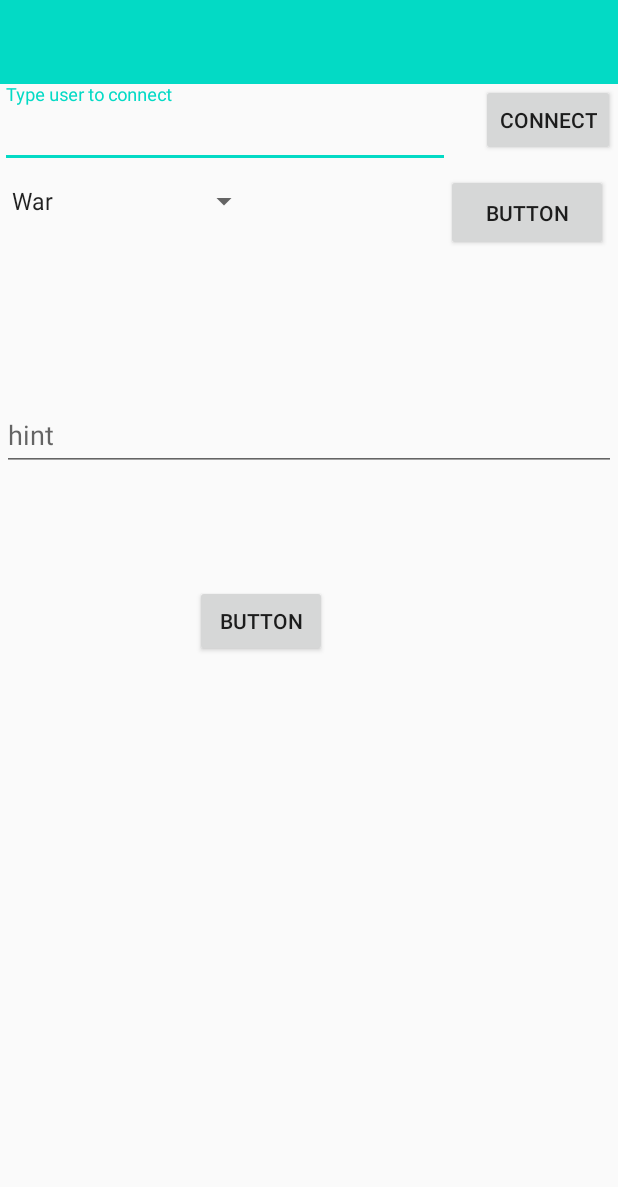
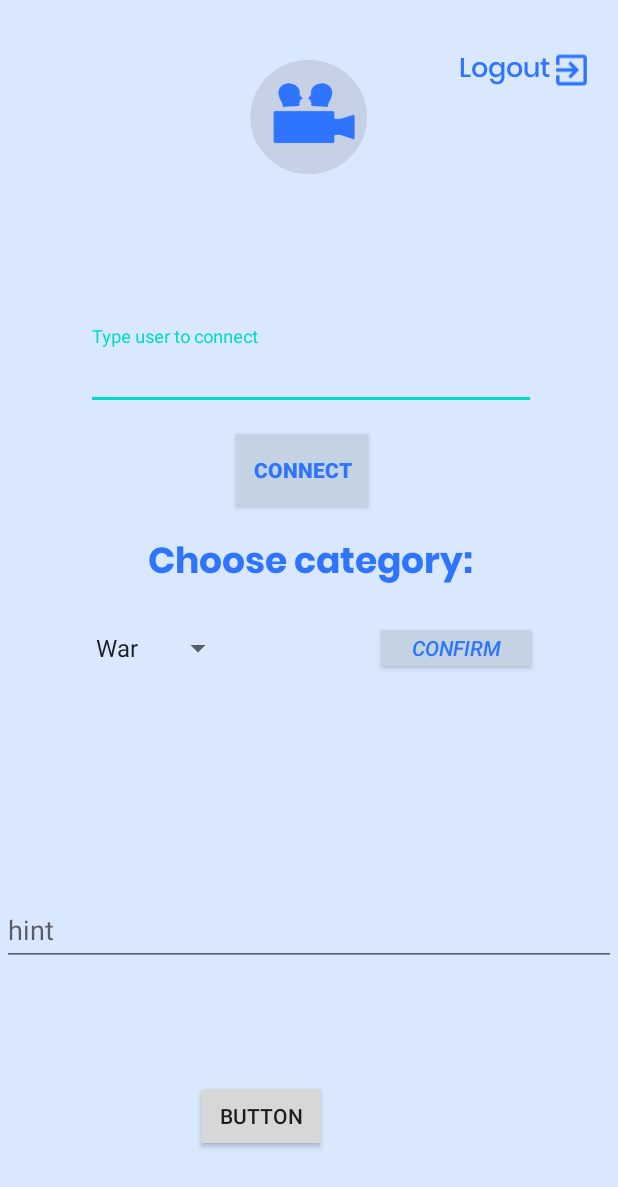
Before and after one commit to michalkedzia/Movie4Us, an Android app: the MainActivity screen opened directly, with no data from a screen before it, on a phone screen of 412 x 824 dp. Shown: the top 1187 px of the screen. Run offline under Robolectric (Android 15) with nearby library versions, the light colour scheme and no system bars; 4 statements that could not run were skipped.

Commit message:
add front layout

```diff
--- a/Projekt_Kompetencyjny/app/src/main/java/com/movie4us/Login.java
+++ b/Projekt_Kompetencyjny/app/src/main/java/com/movie4us/Login.java
@@ -72,7 +72,7 @@ public class Login extends AppCompatActivity {
                             data[1] = password;
 
 
-                            PutData putData = new PutData("http://169.254.250.43/LoginRegister/login.php", "POST", field, data);
+                            PutData putData = new PutData("http://192.168.56.1/LoginRegister/login.php", "POST", field, data);
                             if (putData.startPut()) {
                                 if (putData.onComplete()) {
                                     progressBar.setVisibility(View.GONE);
--- a/Projekt_Kompetencyjny/app/src/main/java/com/movie4us/MainActivity.java
+++ b/Projekt_Kompetencyjny/app/src/main/java/com/movie4us/MainActivity.java
@@ -64,7 +64,7 @@ public class MainActivity extends AppCompatActivity {
     executorService.execute(
         () -> {
           try {
-            socket = new Socket("169.254.250.43", 5000);
+            socket = new Socket("192.168.56.1", 5000);
             out = new PrintWriter(socket.getOutputStream(), true);
             in = new BufferedReader(new InputStreamReader(socket.getInputStream()));
           } catch (Exception e) {
--- a/Projekt_Kompetencyjny/app/src/main/res/layout/activity_main.xml
+++ b/Projekt_Kompetencyjny/app/src/main/res/layout/activity_main.xml
@@ -5,21 +5,34 @@
         xmlns:app="http://schemas.android.com/apk/res-auto"
         android:layout_width="match_parent"
         android:layout_height="match_parent"
-        tools:context=".MainActivity">
+        tools:context=".MainActivity" android:background="#d9e7ff">
 
-    <include layout="@layout/application_toolbar" tools:layout_editor_absoluteY="77dp"
-             tools:layout_editor_absoluteX="0dp" android:id="@+id/include"/>
+    <ImageView
+            android:layout_width="78dp"
+            android:layout_height="105dp" app:srcCompat="@drawable/logo" android:id="@+id/imageView4"
+            android:layout_marginBottom="32dp" app:layout_constraintBottom_toTopOf="@+id/constraintLayout2"
+            app:layout_constraintTop_toTopOf="parent"
+            android:layout_marginTop="25dp" app:layout_constraintStart_toStartOf="parent"
+            android:layout_marginLeft="166dp" android:layout_marginStart="166dp" android:layout_marginEnd="167dp"
+            android:layout_marginRight="167dp" app:layout_constraintEnd_toEndOf="parent"/>
     <androidx.constraintlayout.widget.ConstraintLayout
             android:layout_width="410dp"
-            android:layout_height="130dp"
-            app:layout_constraintStart_toStartOf="parent"
-            app:layout_constraintTop_toBottomOf="@+id/include" android:id="@+id/constraintLayout">
+            android:layout_height="300dp"
+            android:id="@+id/constraintLayout"
+            app:layout_constraintEnd_toEndOf="parent" app:layout_constraintStart_toStartOf="parent"
+            app:layout_constraintHorizontal_bias="1.0" android:layout_marginTop="85dp"
+            app:layout_constraintTop_toBottomOf="@+id/imageView4" android:layout_marginBottom="72dp"
+            app:layout_constraintBottom_toTopOf="@+id/textInputGenres">
 
         <com.google.android.material.textfield.TextInputLayout
                 android:layout_width="300dp"
                 android:layout_height="wrap_content"
+                android:id="@+id/textInputUsernameToConnect"
                 app:layout_constraintStart_toStartOf="parent"
-                app:layout_constraintTop_toTopOf="parent" android:id="@+id/textInputUsernameToConnect">
+                android:layout_marginLeft="55dp" android:layout_marginStart="55dp" android:layout_marginEnd="55dp"
+                android:layout_marginRight="55dp" app:layout_constraintEnd_toEndOf="parent"
+                app:layout_constraintTop_toTopOf="parent" android:layout_marginTop="1dp"
+        >
 
             <com.google.android.material.textfield.TextInputEditText
                     android:layout_width="match_parent"
@@ -30,21 +43,40 @@
                 android:text="Connect"
                 android:layout_width="wrap_content"
                 android:layout_height="wrap_content" android:id="@+id/buttonConnect"
-                app:layout_constraintTop_toTopOf="parent"
-                app:layout_constraintEnd_toEndOf="parent"/>
+                android:background="#c3d3e4" android:textColor="#2e74ff" android:textStyle="bold"
+                android:layout_marginTop="16dp" app:layout_constraintTop_toBottomOf="@+id/textInputUsernameToConnect"
+                android:layout_marginEnd="167dp" android:layout_marginRight="167dp"
+                app:layout_constraintEnd_toEndOf="parent" android:layout_marginBottom="26dp"
+                app:layout_constraintBottom_toTopOf="@+id/textView2" app:layout_constraintStart_toStartOf="parent"
+                android:layout_marginLeft="155dp" android:layout_marginStart="155dp"/>
         <Spinner
                 android:id="@+id/spinnerCategories"
-                android:layout_width="wrap_content"
+
+                android:layout_width="100dp"
+                android:layout_height="24dp"
+                android:entries="@array/categoriesList"
+                android:layout_marginTop="23dp"
+                app:layout_constraintTop_toBottomOf="@+id/textView2" app:layout_constraintStart_toStartOf="parent"
+                android:layout_marginLeft="54dp" android:layout_marginStart="54dp"/>
+        <Button
+                android:text="Confirm"
+                android:layout_width="100dp"
+                android:layout_height="24dp" android:id="@+id/buttonCategories"
+                android:textColor="#2e74ff" android:textSize="14sp" android:textStyle="italic"
+                android:background="#c3d3e4" android:layout_marginEnd="58dp" android:layout_marginRight="58dp"
+                app:layout_constraintEnd_toEndOf="parent" android:layout_marginTop="23dp"
+                app:layout_constraintTop_toBottomOf="@+id/textView2"/>
+        <TextView
+                android:id="@+id/textView2"
+                android:layout_width="match_parent"
                 android:layout_height="wrap_content"
-                android:entries="@array/categoriesList"
-                app:layout_constraintStart_toStartOf="parent"
-                app:layout_constraintTop_toBottomOf="@+id/textInputUsernameToConnect" android:layout_marginTop="10dp"/>
-        <Button
-                android:text="Button"
-                android:layout_width="108dp"
-                android:layout_height="51dp" android:id="@+id/buttonCategories"
-                android:layout_marginLeft="124dp" android:layout_marginStart="124dp"
-                app:layout_constraintStart_toEndOf="@+id/spinnerCategories" android:layout_marginTop="12dp"
+                android:fontFamily="@font/poppinsbold"
+                android:gravity="center"
+                android:text="@string/choice"
+                android:textSize="24sp"
+                android:textColor="#2e74ff"
+                tools:targetApi="jelly_bean"
+                tools:layout_editor_absoluteX="0dp" android:layout_marginTop="18dp"
                 app:layout_constraintTop_toBottomOf="@+id/buttonConnect"/>
     </androidx.constraintlayout.widget.ConstraintLayout>
     <com.google.android.material.textfield.TextInputLayout
@@ -66,5 +98,35 @@
             android:layout_marginTop="76dp"
             app:layout_constraintTop_toBottomOf="@+id/textInputGenres" app:layout_constraintStart_toStartOf="parent"
             android:layout_marginLeft="130dp" android:layout_marginStart="130dp"/>
+    <androidx.constraintlayout.widget.ConstraintLayout
+            android:layout_width="92dp"
+            android:layout_height="40dp" android:layout_marginEnd="16dp"
+            android:layout_marginRight="16dp" app:layout_constraintEnd_toEndOf="parent" android:layout_marginLeft="59dp"
+            android:layout_marginStart="59dp" app:layout_constraintStart_toEndOf="@+id/imageView4"
+            android:layout_marginBottom="145dp" app:layout_constraintBottom_toTopOf="@+id/constraintLayout"
+            app:layout_constraintTop_toTopOf="parent" android:layout_marginTop="24dp">
+
+        <TextView
+                android:id="@+id/logout"
+                android:layout_width="wrap_content"
+                android:layout_height="wrap_content"
+                android:fontFamily="@font/poppinsmedium"
+                android:text="Logout"
+                tools:targetApi="jelly_bean" android:textColor="#2e74ff"
+                android:textSize="18sp"
+                app:layout_constraintStart_toStartOf="parent" android:layout_marginLeft="2dp"
+                android:layout_marginStart="2dp" app:layout_constraintTop_toTopOf="parent"
+                android:layout_marginTop="4dp" app:layout_constraintEnd_toStartOf="@+id/imageView5"
+                app:layout_constraintBottom_toBottomOf="parent" android:layout_marginBottom="6dp"/>
+        <ImageView
+                android:layout_width="27dp"
+                android:layout_height="29dp" app:srcCompat="@drawable/ic_logout" android:id="@+id/imageView5"
+                android:tint="#2e74ff"
+                app:layout_constraintBottom_toBottomOf="parent"
+                android:layout_marginBottom="7dp" app:layout_constraintStart_toEndOf="@+id/logout"
+                android:layout_marginEnd="1dp" android:layout_marginRight="1dp"
+                app:layout_constraintEnd_toEndOf="parent" app:layout_constraintTop_toTopOf="parent"
+                android:layout_marginTop="5dp" tools:ignore="VectorDrawableCompat"/>
+    </androidx.constraintlayout.widget.ConstraintLayout>
 
 </androidx.constraintlayout.widget.ConstraintLayout>
--- a/Projekt_Kompetencyjny/app/src/main/res/values/strings.xml
+++ b/Projekt_Kompetencyjny/app/src/main/res/values/strings.xml
@@ -16,6 +16,9 @@
     <string name="signup">SignUp</string>
     <string name="fullname">fullname</string>
     <string name="email">email</string>
+    <string name="Movie4Us">Movie4Us</string>
+    <string name="SignUp">Register</string>
+    <string name="choice">Choose category:</string>
 
 
     <string-array name="categoriesList">
```
Also changed, not shown: Projekt_Kompetencyjny/app/src/main/res/layout/activity_login.xml (+24 -14 lines), Projekt_Kompetencyjny/app/src/main/res/layout/activity_sign_up.xml (+22 -12 lines), Projekt_Kompetencyjny/app/src/main/res/drawable/logo.png (added).
